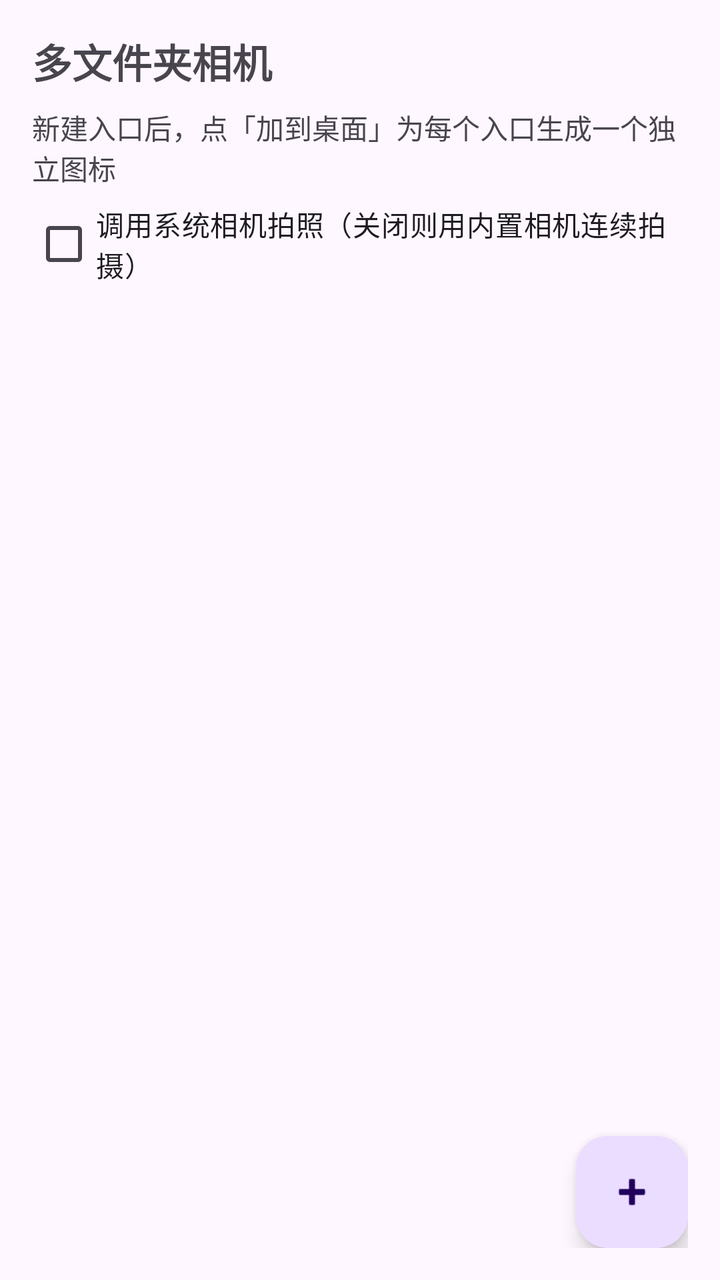
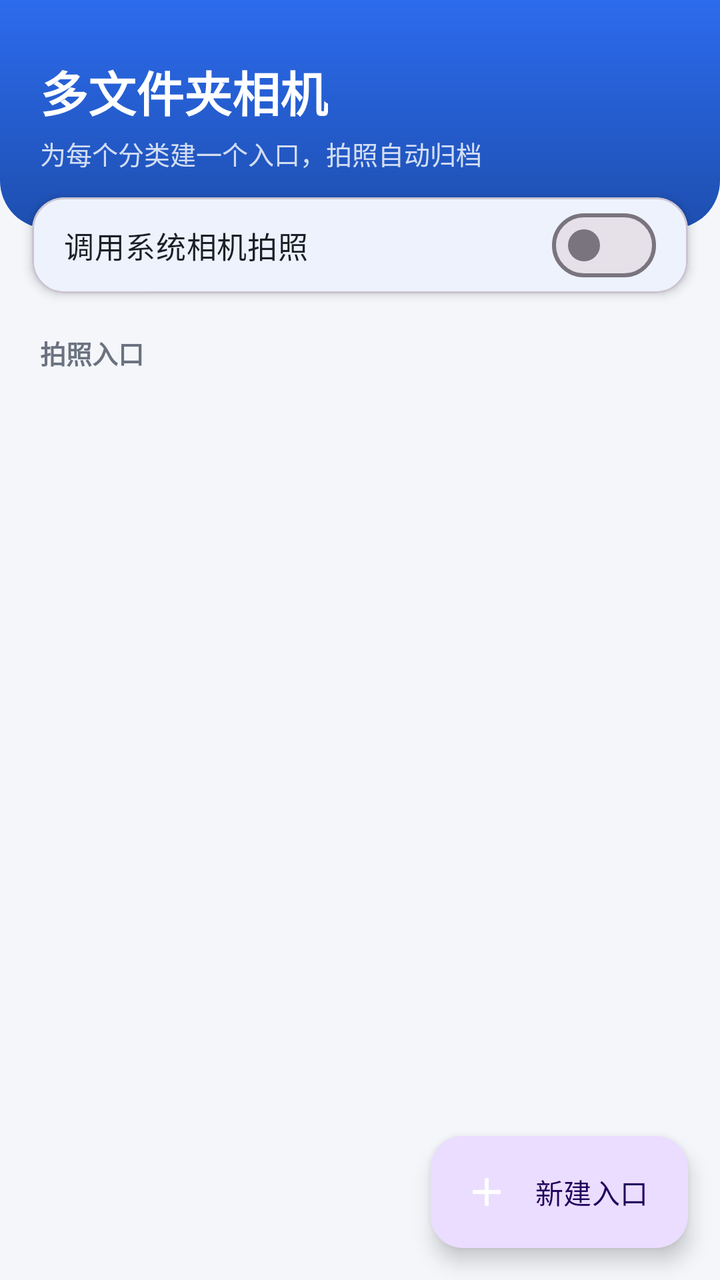

Two renders of the same Android screen: before a commit and after it. Below are the layout's source before the change and the commit's diff.
<!-- AndroidManifest.xml: application theme Theme.MultiFolderCamera -->
<!-- res/layout/activity_main.xml -->
<?xml version="1.0" encoding="utf-8"?>
<LinearLayout xmlns:android="http://schemas.android.com/apk/res/android"
    android:orientation="vertical"
    android:padding="16dp"
    android:layout_width="match_parent"
    android:layout_height="match_parent">

    <TextView
        android:layout_width="match_parent"
        android:layout_height="wrap_content"
        android:text="@string/app_name"
        android:textSize="20sp"
        android:textStyle="bold" />

    <TextView
        android:layout_width="match_parent"
        android:layout_height="wrap_content"
        android:layout_marginTop="8dp"
        android:text="新建入口后，点「加到桌面」为每个入口生成一个独立图标" />

    <CheckBox
        android:id="@+id/cbSystemCamera"
        android:layout_width="match_parent"
        android:layout_height="wrap_content"
        android:layout_marginTop="4dp"
        android:text="调用系统相机拍照（关闭则用内置相机连续拍摄）" />

    <ScrollView
        android:layout_width="match_parent"
        android:layout_height="0dp"
        android:layout_weight="1"
        android:layout_marginTop="12dp">

        <LinearLayout
            android:id="@+id/listContainer"
            android:orientation="vertical"
            android:layout_width="match_parent"
            android:layout_height="wrap_content" />
    </ScrollView>

    <com.google.android.material.floatingactionbutton.FloatingActionButton
        android:id="@+id/fabAdd"
        android:layout_width="wrap_content"
        android:layout_height="wrap_content"
        android:layout_gravity="end"
        android:layout_marginTop="12dp"
        android:contentDescription="添加入口"
        android:src="@android:drawable/ic_input_add" />
</LinearLayout>
<!-- resources referenced by this layout -->
<resources>
  <string name="app_name">多文件夹相机</string>
  <style name="Theme.MultiFolderCamera" parent="Theme.Material3.DayNight.NoActionBar">
          <item name="colorPrimary">@color/purple_500</item>
          <item name="colorPrimaryDark">@color/purple_700</item>
          <item name="colorAccent">@color/teal_200</item>
      </style>
  <color name="purple_500">#6200EE</color>
  <color name="purple_700">#3700B3</color>
  <color name="teal_200">#03DAC5</color>
</resources>

<!-- the commit's change to res/layout/activity_main.xml (unified diff, before → after) -->
@@ -1,49 +1,109 @@
 <?xml version="1.0" encoding="utf-8"?>
 <LinearLayout xmlns:android="http://schemas.android.com/apk/res/android"
-    android:orientation="vertical"
-    android:padding="16dp"
+    xmlns:app="http://schemas.android.com/apk/res-auto"
     android:layout_width="match_parent"
-    android:layout_height="match_parent">
+    android:layout_height="match_parent"
+    android:background="@color/bg"
+    android:orientation="vertical">
+
+    
+    <LinearLayout
+        android:layout_width="match_parent"
+        android:layout_height="wrap_content"
+        android:background="@drawable/header_bg"
+        android:orientation="vertical"
+        android:paddingStart="20dp"
+        android:paddingTop="28dp"
+        android:paddingEnd="20dp"
+        android:paddingBottom="28dp">
+
+        <TextView
+            android:layout_width="wrap_content"
+            android:layout_height="wrap_content"
+            android:text="@string/app_name"
+            android:textColor="#FFFFFF"
+            android:textSize="24sp"
+            android:textStyle="bold" />
+
+        <TextView
+            android:layout_width="wrap_content"
+            android:layout_height="wrap_content"
+            android:layout_marginTop="4dp"
+            android:text="为每个分类建一个入口，拍照自动归档"
+            android:textColor="#CCFFFFFF"
+            android:textSize="13sp" />
+    </LinearLayout>
+
+    
+    <com.google.android.material.card.MaterialCardView
+        android:layout_width="match_parent"
+        android:layout_height="wrap_content"
+        android:layout_marginStart="16dp"
+        android:layout_marginTop="-16dp"
+        android:layout_marginEnd="16dp"
+        app:cardBackgroundColor="@color/surface"
+        app:cardCornerRadius="16dp"
+        app:cardElevation="3dp">
+
+        <com.google.android.material.materialswitch.MaterialSwitch
+            android:id="@+id/swSystemCamera"
+            android:layout_width="match_parent"
+            android:layout_height="wrap_content"
+            android:paddingStart="16dp"
+            android:paddingTop="12dp"
+            android:paddingEnd="16dp"
+            android:paddingBottom="12dp"
+            android:text="调用系统相机拍照"
+            android:textColor="@color/text_primary"
+            android:textSize="15sp" />
+    </com.google.android.material.card.MaterialCardView>
 
     <TextView
-        android:layout_width="match_parent"
+        android:layout_width="wrap_content"
         android:layout_height="wrap_content"
-        android:text="@string/app_name"
-        android:textSize="20sp"
+        android:layout_marginStart="20dp"
+        android:layout_marginTop="20dp"
+        android:text="拍照入口"
+        android:textColor="@color/text_secondary"
+        android:textSize="13sp"
         android:textStyle="bold" />
 
     <TextView
+        android:id="@+id/tvEmpty"
         android:layout_width="match_parent"
         android:layout_height="wrap_content"
-        android:layout_marginTop="8dp"
-        android:text="新建入口后，点「加到桌面」为每个入口生成一个独立图标" />
-
-    <CheckBox
-        android:id="@+id/cbSystemCamera"
-        android:layout_width="match_parent"
-        android:layout_height="wrap_content"
-        android:layout_marginTop="4dp"
-        android:text="调用系统相机拍照（关闭则用内置相机连续拍摄）" />
+        android:gravity="center"
+        android:padding="48dp"
+        android:text="还没有入口\n点右下角「新建入口」开始吧"
+        android:textColor="@color/text_secondary"
+        android:textSize="14sp"
+        android:visibility="gone" />
 
     <ScrollView
         android:layout_width="match_parent"
         android:layout_height="0dp"
         android:layout_weight="1"
-        android:layout_marginTop="12dp">
+        android:clipToPadding="false"
+        android:paddingStart="16dp"
+        android:paddingTop="8dp"
+        android:paddingEnd="16dp"
+        android:paddingBottom="80dp">
 
         <LinearLayout
             android:id="@+id/listContainer"
-            android:orientation="vertical"
             android:layout_width="match_parent"
-            android:layout_height="wrap_content" />
+            android:layout_height="wrap_content"
+            android:orientation="vertical" />
     </ScrollView>
 
-    <com.google.android.material.floatingactionbutton.FloatingActionButton
+    <com.google.android.material.floatingactionbutton.ExtendedFloatingActionButton
         android:id="@+id/fabAdd"
         android:layout_width="wrap_content"
         android:layout_height="wrap_content"
-        android:layout_gravity="end"
-        android:layout_marginTop="12dp"
-        android:contentDescription="添加入口"
-        android:src="@android:drawable/ic_input_add" />
+        android:layout_gravity="end|bottom"
+        android:layout_margin="16dp"
+        android:contentDescription="新建入口"
+        android:text="新建入口"
+        app:icon="@drawable/ic_add"
+        app:iconTint="#FFFFFF" />
 </LinearLayout>
<!-- resource entries referenced after the edit -->
@@ -1,13 +1,42 @@
 <!-- resources referenced by this layout -->
 <resources>
+  <color name="bg">#F4F6FA</color>
+  <color name="surface">#FFFFFF</color>
+  <color name="text_primary">#1B1F27</color>
+  <color name="text_secondary">#6B7280</color>
+  <!-- drawable header_bg (drawable) -->
+  <shape xmlns:android="http://schemas.android.com/apk/res/android"
+      android:shape="rectangle">
+      <gradient
+          android:angle="270"
+          android:endColor="#1E4FB0"
+          android:startColor="#2C6BED" />
+      <corners
+          android:bottomLeftRadius="24dp"
+          android:bottomRightRadius="24dp" />
+  </shape>
+  <!-- drawable ic_add (drawable) -->
+  <vector xmlns:android="http://schemas.android.com/apk/res/android"
+      android:width="24dp"
+      android:height="24dp"
+      android:viewportWidth="24"
+      android:viewportHeight="24">
+      <path
+          android:fillColor="#000000"
+          android:pathData="M19,13h-6v6h-2v-6H5v-2h6V5h2v6h6v2z" />
+  </vector>
   <string name="app_name">多文件夹相机</string>
-  <style name="Theme.MultiFolderCamera" parent="Theme.Material3.DayNight.NoActionBar">
-          <item name="colorPrimary">@color/purple_500</item>
-          <item name="colorPrimaryDark">@color/purple_700</item>
-          <item name="colorAccent">@color/teal_200</item>
+  <style name="Theme.MultiFolderCamera" parent="Theme.Material3.Light.NoActionBar">
+          <item name="colorPrimary">@color/primary</item>
+          <item name="colorPrimaryDark">@color/primary_dark</item>
+          <item name="colorOnPrimary">@color/on_primary</item>
+          <item name="colorSurface">@color/surface</item>
+          <item name="android:windowBackground">@color/bg</item>
+          <item name="android:statusBarColor">@color/primary_dark</item>
+          <item name="android:textColorPrimary">@color/text_primary</item>
       </style>
-  <color name="purple_500">#6200EE</color>
-  <color name="purple_700">#3700B3</color>
-  <color name="teal_200">#03DAC5</color>
+  <color name="primary">#2C6BED</color>
+  <color name="primary_dark">#1E4FB0</color>
+  <color name="on_primary">#FFFFFF</color>
 </resources>
 
